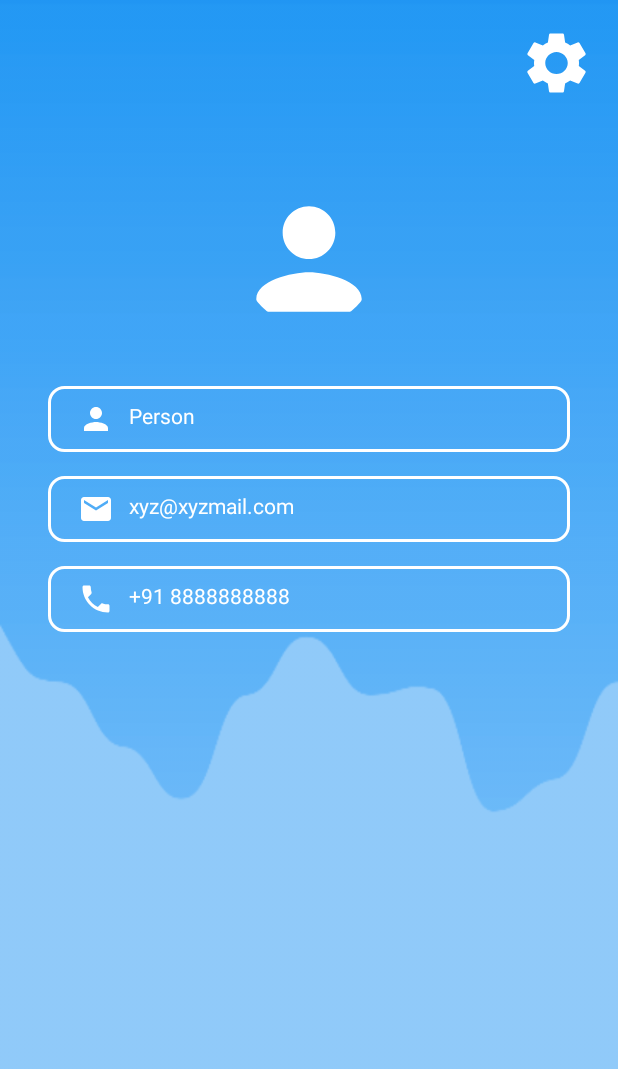
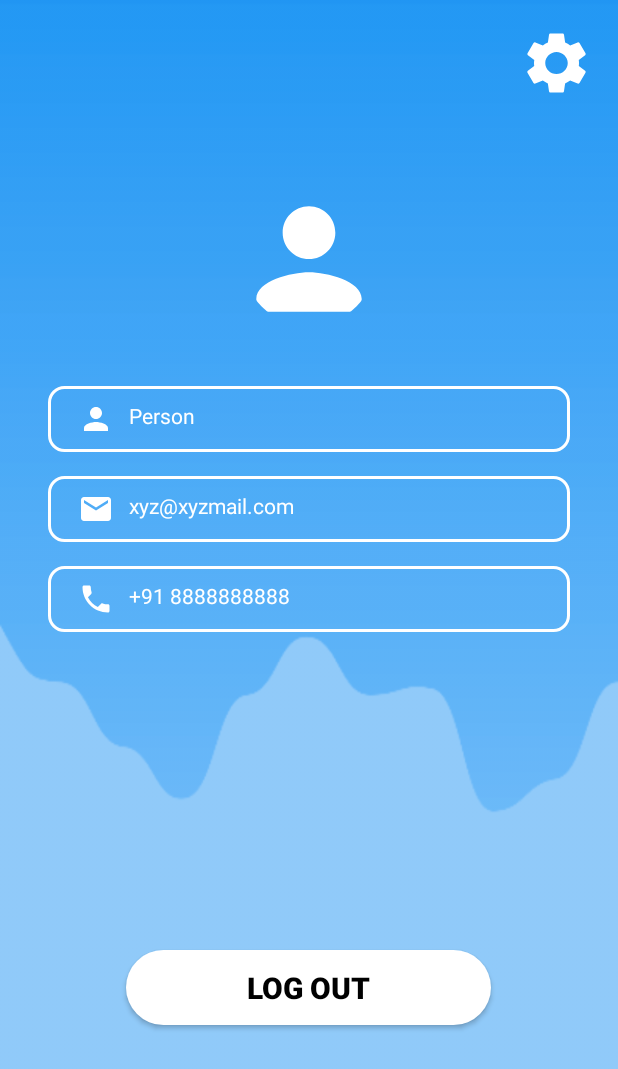
Before and after one commit to Sakshat682/SnapMailer, an Android app: the MyProfileActivity screen opened directly, with no data from a screen before it, on a phone screen of 412 x 824 dp. Shown: the top 1069 px of the screen. Run offline under Robolectric (Android 15) with nearby library versions, the phone set to English and light mode, and no system bars; our stand-ins replace CircleImageView.

Commit message:
Add Logout Button

```diff
--- a/app/src/main/java/com/asher/snapmailer/MyProfileActivity.java
+++ b/app/src/main/java/com/asher/snapmailer/MyProfileActivity.java
@@ -1,5 +1,6 @@
 package com.asher.snapmailer;
 
+import androidx.annotation.NonNull;
 import androidx.appcompat.app.AppCompatActivity;
 
 import android.content.Intent;
@@ -7,8 +8,13 @@ import android.os.Bundle;
 import android.view.View;
 import android.widget.Button;
 
+import com.google.android.gms.auth.api.signin.GoogleSignInClient;
+import com.google.android.gms.tasks.OnCompleteListener;
+import com.google.android.gms.tasks.Task;
+
 public class MyProfileActivity extends AppCompatActivity {
 
+    GoogleSignInClient mGoogleSignInClient;
     @Override
     protected void onCreate(Bundle savedInstanceState) {
         super.onCreate(savedInstanceState);
@@ -24,6 +30,27 @@ public class MyProfileActivity extends AppCompatActivity {
                         .setFlags(Intent.FLAG_ACTIVITY_CLEAR_TOP));
             }
         });
+
+
+        Button bttn = findViewById(R.id.googleLogOut);
+        bttn.setOnClickListener(new View.OnClickListener() {
+            @Override
+            public void onClick(View v) {
+                signOut();
+            }
+        });
+    }
+
+    private void signOut() {
+        mGoogleSignInClient.signOut()
+                .addOnCompleteListener(this, new OnCompleteListener<Void>() {
+                    @Override
+                    public void onComplete(@NonNull Task<Void> task) {
+                        // ...
+                        startActivity(new Intent(MyProfileActivity.this, LoginActivity.class)
+                                .setFlags(Intent.FLAG_ACTIVITY_CLEAR_TOP));
+                    }
+                });
     }
 
 }
--- a/app/src/main/res/layout/activity_my_profile.xml
+++ b/app/src/main/res/layout/activity_my_profile.xml
@@ -96,5 +96,23 @@
         app:layout_constraintTop_toTopOf="parent"
         app:layout_constraintVertical_bias="0.219" />
 
+    <Button
+        android:id="@+id/googleLogOut"
+        android:layout_width="243dp"
+        android:layout_height="50dp"
+        android:layout_marginTop="40dp"
+        android:background="@drawable/btn_selector"
+        android:text="LOG OUT"
+        android:textColor="@color/colorBlack"
+        android:textSize="20sp"
+        android:textStyle="bold"
+        app:layout_constraintBottom_toBottomOf="parent"
+        app:layout_constraintEnd_toEndOf="parent"
+        app:layout_constraintHorizontal_bias="0.498"
+        app:layout_constraintStart_toStartOf="parent"
+        app:layout_constraintTop_toTopOf="parent"
+        app:layout_constraintVertical_bias="0.808" />
+
+
 
 </androidx.constraintlayout.widget.ConstraintLayout>
```
